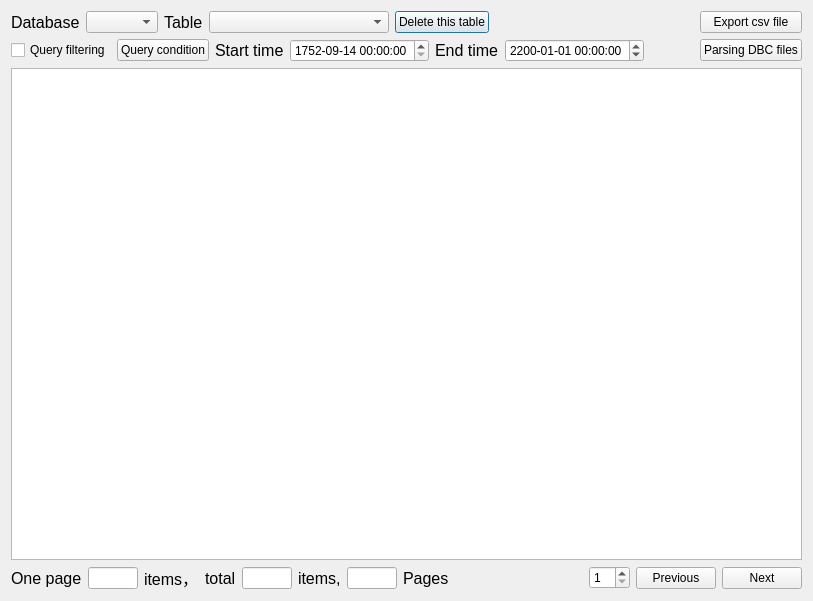
Old version of the form Software/subUi/queryDB/dialog_querysniffdb.ui in the repository ZEEKRZERO/AutoSuite.
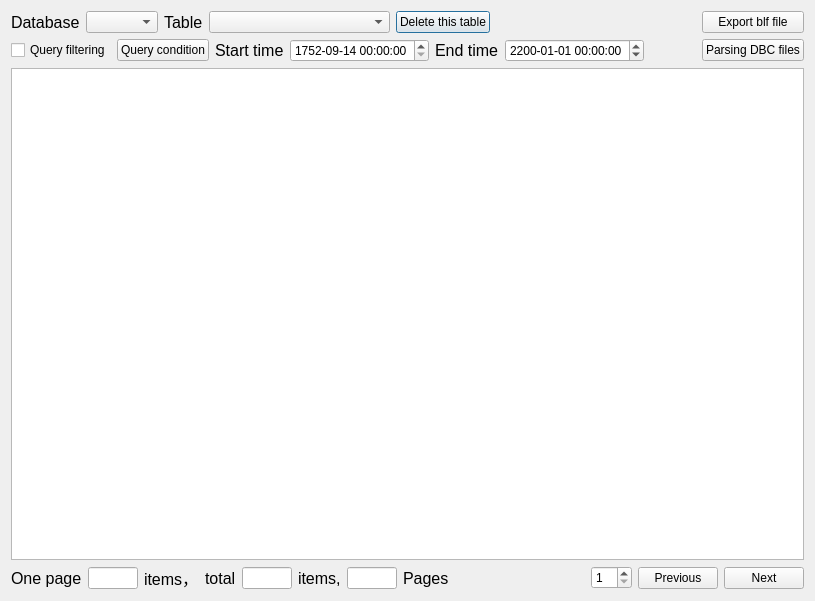
New version of the form. Icons and pictures are not drawn.

What changed in the file:
```diff
--- a/Software/subUi/queryDB/dialog_querysniffdb.ui
+++ b/Software/subUi/queryDB/dialog_querysniffdb.ui
@@ -12,7 +12,7 @@
    <rect>
     <x>0</x>
     <y>0</y>
-    <width>813</width>
+    <width>815</width>
     <height>601</height>
    </rect>
   </property>
@@ -219,7 +219,7 @@
        <item>
         <widget class="QPushButton" name="pushButton_outputcsv">
          <property name="text">
-          <string>Export csv file</string>
+          <string>Export blf file</string>
          </property>
         </widget>
        </item>
```
